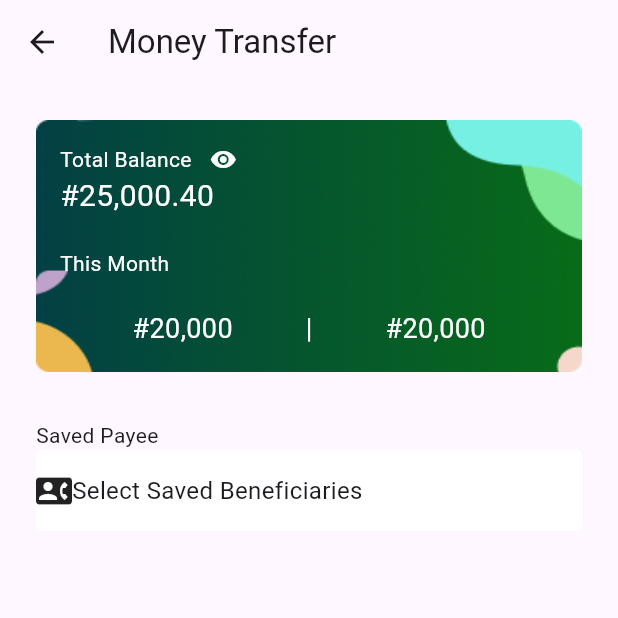
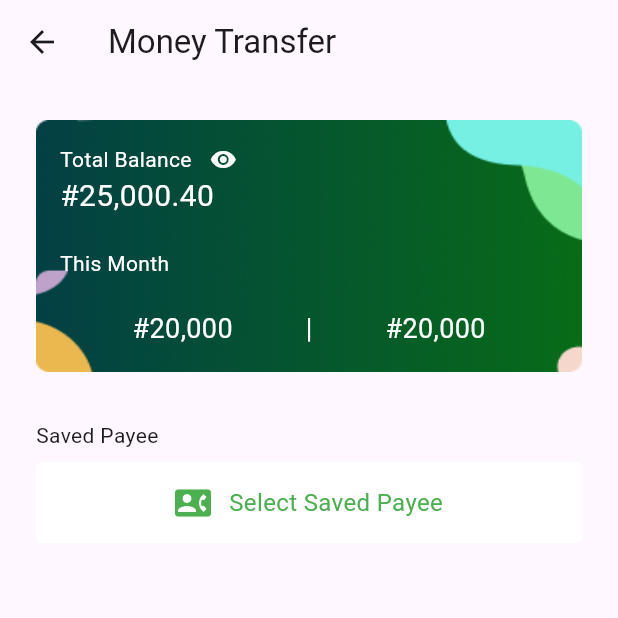
Before and after one commit to olumuyiwaa/fatherland-money, a Flutter app: the MoneyTransferPage screen opened directly, on a phone screen of 412 x 824 dp, the top half of it. Run offline on Flutter 3.47's test engine with Material 3 defaults, Android fonts, the phone set to English and light mode, and no system bars.

Commit message:
Initial commit

```diff
--- a/lib/pages/money_transfer_page.dart
+++ b/lib/pages/money_transfer_page.dart
@@ -86,17 +86,24 @@ class MoneyTransferPage extends StatelessWidget {
                 crossAxisAlignment: CrossAxisAlignment.start,
                 children: [
                   Text('Saved Payee'),
+                  SizedBox(
+                    height: 8,
+                  ),
                   Container(
                     height: 54,
                     decoration: BoxDecoration(
                         color: Colors.white,
                         borderRadius: BorderRadius.circular(4)),
                     child: Row(
+                      mainAxisAlignment: MainAxisAlignment.center,
                       children: [
-                        Icon(Icons.contact_phone),
+                        Icon(Icons.contact_phone, color: Colors.green),
+                        SizedBox(
+                          width: 12,
+                        ),
                         Text(
-                          'Select Saved Beneficiaries',
-                          style: TextStyle(fontSize: 16),
+                          'Select Saved Payee',
+                          style: TextStyle(fontSize: 16, color: Colors.green),
                         )
                       ],
                     ),
```
